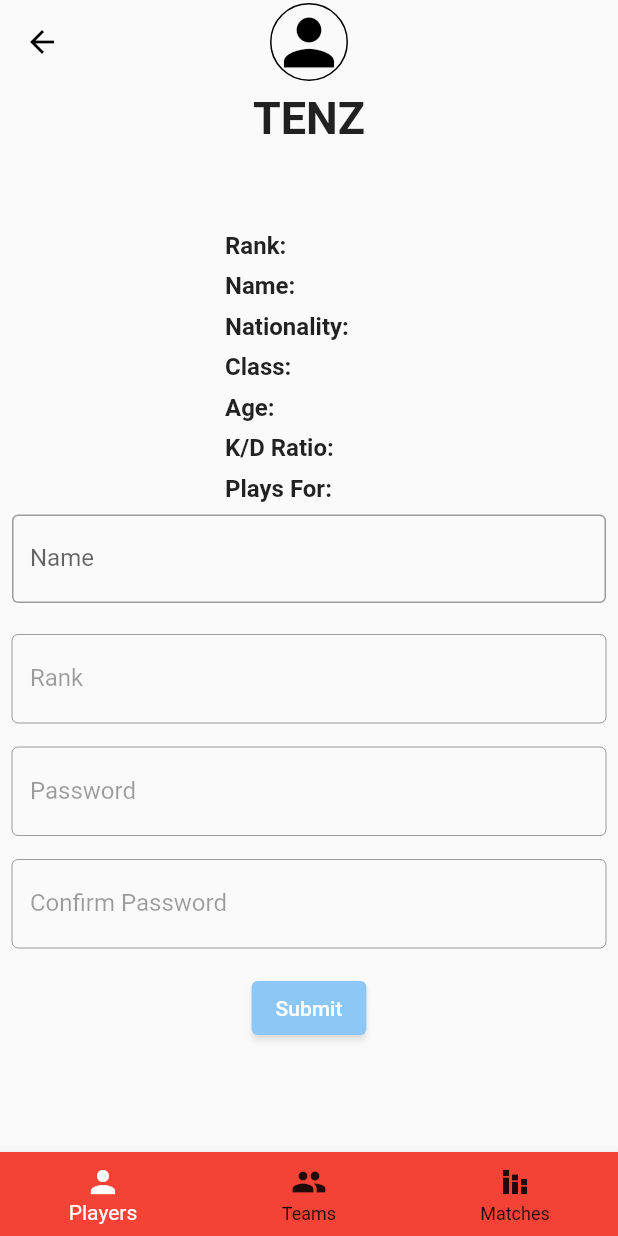
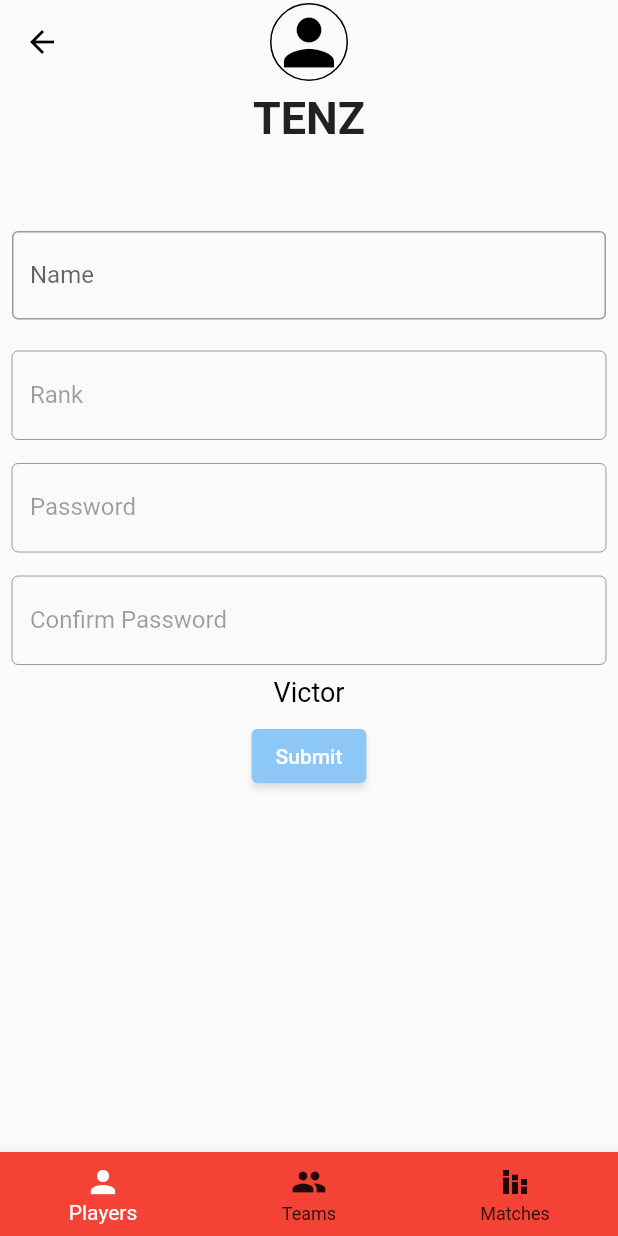
Before and after one commit to vikilinho/helpzo, a Flutter app: the screen it shows after launch, on a phone screen of 412 x 824 dp. Run offline on Flutter 3.47's test engine with Material 2 defaults, Android fonts, the phone set to English and light mode, and no system bars.

Commit message:
implemented cool textfields

```diff
--- a/lib/screens/players.dart
+++ b/lib/screens/players.dart
@@ -12,7 +12,40 @@ class _PlayersScreenState extends State<PlayersScreen> {
   bool enableCPW = false;
   bool enablePW = false;
   bool enableSubmit = false;
+  TextEditingController _controller = TextEditingController();
   String? name;
+  bool _isEditingText = false;
+  String? initialText = "Victor";
+
+  Widget _editTitleTextField() {
+    if (_isEditingText)
+      return Center(
+        child: TextField(
+          onSubmitted: (newValue) {
+            setState(() {
+              initialText = newValue;
+              _isEditingText = false;
+            });
+          },
+          autofocus: true,
+          controller: _controller,
+        ),
+      );
+    return InkWell(
+        onTap: () {
+          setState(() {
+            _isEditingText = true;
+          });
+        },
+        child: Text(
+          initialText!,
+          style: TextStyle(
+            color: Colors.black,
+            fontSize: 18.0,
+          ),
+        ));
+  }
+
   @override
   Widget build(BuildContext context) {
     return Scaffold(
@@ -49,85 +82,6 @@ class _PlayersScreenState extends State<PlayersScreen> {
               style: TextStyle(fontSize: 30, fontWeight: FontWeight.bold),
             ),
             SizedBox(height: 50),
-            Padding(
-              padding: const EdgeInsets.only(left: 150, top: 8.0),
-              child: Row(
-                mainAxisAlignment: MainAxisAlignment.start,
-                children: [
-                  Text(
-                    "Rank:",
-                    style: TextStyle(fontSize: 16, fontWeight: FontWeight.bold),
-                  ),
-                ],
-              ),
-            ),
-            Row(
-              mainAxisAlignment: MainAxisAlignment.start,
-              children: [
-                Padding(
-                  padding: const EdgeInsets.only(left: 150, top: 8.0),
-                  child: Text(
-                    "Name:",
-                    style: TextStyle(fontSize: 16, fontWeight: FontWeight.bold),
-                  ),
-                ),
-              ],
-            ),
-            Row(
-              children: [
-                Padding(
-                  padding: const EdgeInsets.only(left: 150, top: 8.0),
-                  child: Text(
-                    "Nationality:",
-                    style: TextStyle(fontSize: 16, fontWeight: FontWeight.bold),
-                  ),
-                ),
-              ],
-            ),
-            Row(
-              children: [
-                Padding(
-                  padding: const EdgeInsets.only(left: 150, top: 8.0),
-                  child: Text(
-                    "Class:",
-                    style: TextStyle(fontSize: 16, fontWeight: FontWeight.bold),
-                  ),
-                ),
-              ],
-            ),
-            Row(
-              children: [
-                Padding(
-                  padding: const EdgeInsets.only(left: 150, top: 8.0),
-                  child: Text(
-                    "Age:",
-                    style: TextStyle(fontSize: 16, fontWeight: FontWeight.bold),
-                  ),
-                ),
-              ],
-            ),
-            Row(
-              children: [
-                Padding(
-                  padding: const EdgeInsets.only(left: 150, top: 8.0),
-                  child: Text(
-                    "K/D Ratio:",
-                    style: TextStyle(fontSize: 16, fontWeight: FontWeight.bold),
-                  ),
-                ),
-              ],
-            ),
-            Row(
-              children: [
-                Padding(
-                  padding: const EdgeInsets.only(left: 150, top: 8.0),
-                  child: Text(
-                    "Plays For:",
-                    style: TextStyle(fontSize: 16, fontWeight: FontWeight.bold),
-                  ),
-                ),
-              ],
-            ),
             Padding(
               padding: const EdgeInsets.all(8.0),
               child: TextField(
@@ -197,6 +151,7 @@ class _PlayersScreenState extends State<PlayersScreen> {
                 ),
               ),
             ),
+            _editTitleTextField(),
             Opacity(
               opacity: enableSubmit ? 1 : 0.5,
               child: Padding(
```
